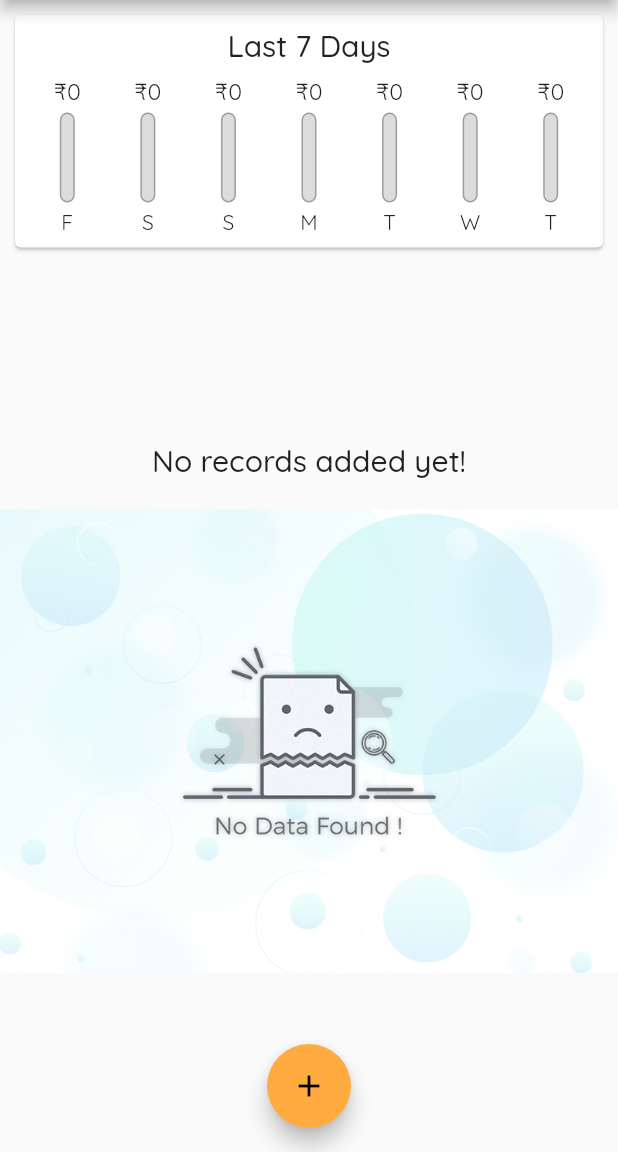
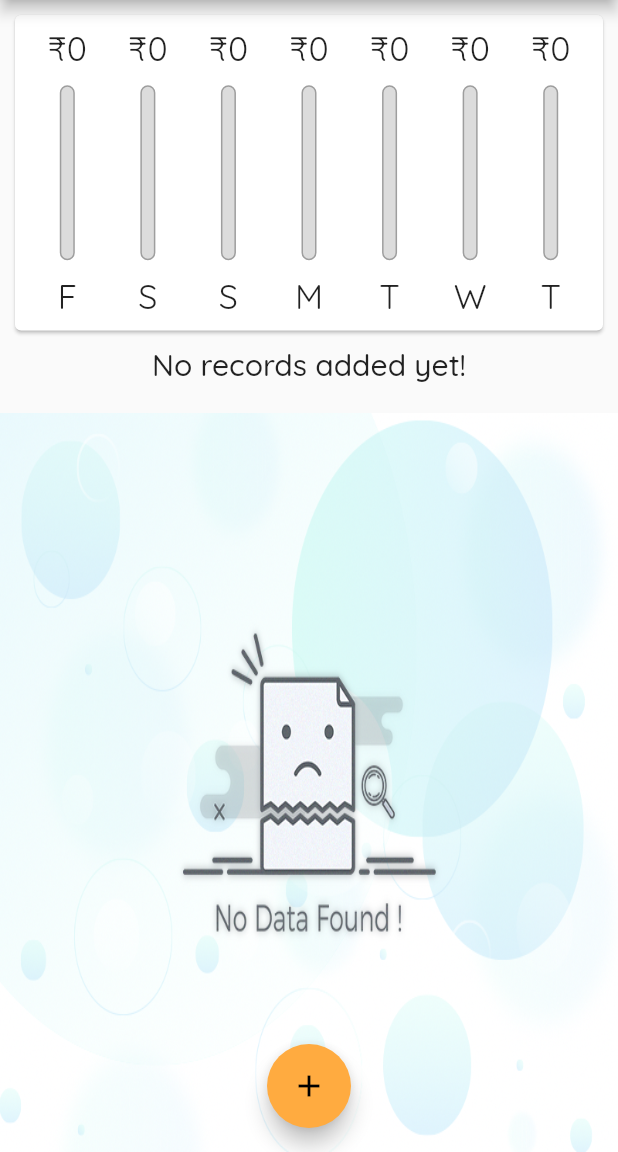
Before and after one commit to 2u6z3r0/flutter_expense_tracker, a Flutter app: the screen it shows after launch, on a phone screen of 412 x 824 dp, the part 84-1236 px from its top. Run offline on Flutter 3.47's test engine with Material 2 defaults, Android fonts, the phone set to English and light mode, and no system bars; our stand-ins replace google_fonts.

Commit message:
finalised all basic functionalities, advanced feature will be added later.

```diff
--- a/lib/main.dart
+++ b/lib/main.dart
@@ -1,12 +1,17 @@
-import './widgets/no_records.dart';
+import 'dart:io';
+
+import 'package:flutter/services.dart';
+import 'package:flutter/material.dart';
+import 'package:google_fonts/google_fonts.dart';
+
 import './widgets/chart.dart';
 import './widgets/transaction_list.dart';
 import './widgets/new_transaction.dart';
 import './models/transaction.dart';
-import 'package:flutter/material.dart';
-import 'package:google_fonts/google_fonts.dart';
 
-void main() => runApp(MyApp());
+void main() {
+  runApp(MyApp());
+}
 
 class MyApp extends StatelessWidget {
   @override
@@ -42,6 +47,7 @@ class HomePage extends StatefulWidget {
 
 class _HomePageState extends State<HomePage> {
   final List<Transaction> _transactions = [];
+  bool _showChart = false;
 
   List<Transaction> get _recentTransactions {
     return _transactions.where((tx) {
@@ -74,18 +80,36 @@ class _HomePageState extends State<HomePage> {
     });
   }
 
+  List<Widget> _buildPotrait(_chartWidget, _txListWidget) {
+    return [_chartWidget, _txListWidget];
+  }
+
+  List<Widget> _buildLandscape(_chartWidget, _txListWidget) {
+    return [
+      Row(
+        mainAxisAlignment: MainAxisAlignment.center,
+        children: <Widget>[
+          const Text('Show Chart'),
+          Switch.adaptive(
+              activeColor: Theme.of(context).accentColor,
+              value: _showChart,
+              onChanged: (val) {
+                setState(() {
+                  _showChart = val;
+                });
+              }),
+        ],
+      ),
+      _showChart ? _chartWidget : _txListWidget
+    ];
+  }
+
   @override
   Widget build(BuildContext context) {
-    return Scaffold(
-      floatingActionButtonLocation: FloatingActionButtonLocation.centerFloat,
-      floatingActionButton: FloatingActionButton(
-        child: Icon(Icons.add),
-        onPressed: () {
-          _startNewTransaction(context);
-        },
-      ),
-      appBar: AppBar(
-        title: Text(
+    final mediaQuery = MediaQuery.of(context);
+    final _isLandscape = mediaQuery.orientation == Orientation.landscape;
+    final _appBar = AppBar(
+      title: const Text(
         'Expense Tracker',
       ),
       actions: <Widget>[
@@ -96,17 +120,43 @@ class _HomePageState extends State<HomePage> {
           },
         )
       ],
+    );
+
+    final txListWidget = Container(
+      height: (mediaQuery.size.height -
+              _appBar.preferredSize.height -
+              mediaQuery.padding.top) *
+          0.7,
+      child: TransactionList(_transactions, _deleteTx),
+    );
+
+    final chartWidget = Container(
+      height: (mediaQuery.size.height -
+              _appBar.preferredSize.height -
+              mediaQuery.padding.top) *
+          0.3,
+      child: Chart(_recentTransactions),
+    );
+
+    return Scaffold(
+      floatingActionButtonLocation: FloatingActionButtonLocation.centerFloat,
+      floatingActionButton: Platform.isIOS
+          ? Container()
+          : FloatingActionButton(
+              child: Icon(Icons.add),
+              onPressed: () {
+                _startNewTransaction(context);
+              },
             ),
-      body: Column(
+      appBar: _appBar,
+      body: SingleChildScrollView(
+        child: Column(
           crossAxisAlignment: CrossAxisAlignment.stretch,
           children: <Widget>[
-          Chart(_recentTransactions),
-          Expanded(
-            child: _transactions.isEmpty
-                ? NoRecords()
-                : TransactionList(_transactions, _deleteTx),
+            if (_isLandscape) ..._buildLandscape(chartWidget, txListWidget),
+            if (!_isLandscape) ..._buildPotrait(chartWidget, txListWidget),
+          ],
         ),
-        ],
       ),
     );
   }
--- a/lib/widgets/chart.dart
+++ b/lib/widgets/chart.dart
@@ -36,19 +36,10 @@ class Chart extends StatelessWidget {
   @override
   Widget build(BuildContext context) {
     return Card(
-      margin: EdgeInsets.all(10),
+      margin: const EdgeInsets.all(10),
       child: Padding(
         padding: const EdgeInsets.all(8.0),
-        child: Column(
-          children: <Widget>[
-            Text(
-              "Last 7 Days",
-              style: Theme.of(context).textTheme.title,
-            ),
-            SizedBox(
-              height: 8,
-            ),
-            Row(
+        child: Row(
           children: <Widget>[
             ..._groupedTransactionValues.reversed.map((tx) {
               return Expanded(
@@ -62,8 +53,6 @@ class Chart extends StatelessWidget {
             }).toList(),
           ],
         ),
-          ],
-        ),
       ),
     );
   }
--- a/lib/widgets/chart_bar.dart
+++ b/lib/widgets/chart_bar.dart
@@ -1,4 +1,4 @@
-import 'dart:math';
+// import 'dart:math';
 
 import 'package:flutter/material.dart';
 
@@ -7,7 +7,7 @@ class ChartBar extends StatelessWidget {
   final double spentAmount;
   final double spentAmountPrcntOfTotal;
 
-  ChartBar(
+  const ChartBar(
       {@required this.label,
       @required this.spentAmount,
       @required this.spentAmountPrcntOfTotal});
@@ -16,19 +16,20 @@ class ChartBar extends StatelessWidget {
   Widget build(BuildContext context) {
     print(spentAmountPrcntOfTotal.toString());
     print(spentAmount.toString());
+    return LayoutBuilder(builder: (context, constraints) {
       return Column(
         children: <Widget>[
           Container(
-          height: 20,
+            height: constraints.maxHeight * 0.15,
             child: FittedBox(
               child: Text('₹${spentAmount.toStringAsFixed(0)}'),
             ),
           ),
           SizedBox(
-          height: 4,
+            height: constraints.maxHeight * 0.05,
           ),
           Container(
-          height: 60,
+            height: constraints.maxHeight * 0.6,
             width: 10,
             child: Stack(
               children: <Widget>[
@@ -39,7 +40,10 @@ class ChartBar extends StatelessWidget {
                     color: Color.fromRGBO(220, 220, 220, 1),
                   ),
                 ),
-              FractionallySizedBox(
+                Align(
+                  alignment: Alignment.bottomCenter,
+                  child: FractionallySizedBox(
+                    alignment: Alignment.bottomCenter,
                     heightFactor: spentAmountPrcntOfTotal,
                     child: Container(
                       decoration: BoxDecoration(
@@ -49,14 +53,19 @@ class ChartBar extends StatelessWidget {
                           borderRadius: BorderRadius.circular(20)),
                     ),
                   ),
+                ),
               ],
             ),
           ),
           SizedBox(
-          height: 4,
+            height: constraints.maxHeight * 0.05,
           ),
-        Text(label)
+          Container(
+            height: constraints.maxHeight * 0.15,
+            child: FittedBox(child: Text(label)),
+          )
         ],
       );
+    });
   }
 }
--- a/lib/widgets/no_records.dart
+++ b/lib/widgets/no_records.dart
@@ -11,13 +11,15 @@ class NoRecords extends StatelessWidget {
             'No records added yet!',
             style: Theme.of(context).textTheme.title,
           ),
-          SizedBox(
+          const SizedBox(
             height: 20,
           ),
-          Image.asset(
-            'assets/images/no_data_found.png',
-            fit: BoxFit.cover,
-          )
+          Expanded(
+            child: Image.asset(
+              'assets/images/no_data_found.png',
+              fit: BoxFit.fill,
+            ),
+          ),
         ],
       ),
     );
--- a/pubspec.yaml
+++ b/pubspec.yaml
@@ -14,7 +14,7 @@ description: A new Flutter project.
 version: 1.0.0+1
 
 environment:
-  sdk: ">=2.1.0 <3.0.0"
+  sdk: ">=2.2.2 <3.0.0"
 
 dependencies:
   flutter:
```
Also changed, not shown: lib/widgets/new_transaction.dart (+11 -4 lines), lib/widgets/transaction_item.dart (added, +63 -0 lines), lib/widgets/transaction_list.dart (+14 -46 lines). Lines whose indentation alone changed are shown as unchanged.
